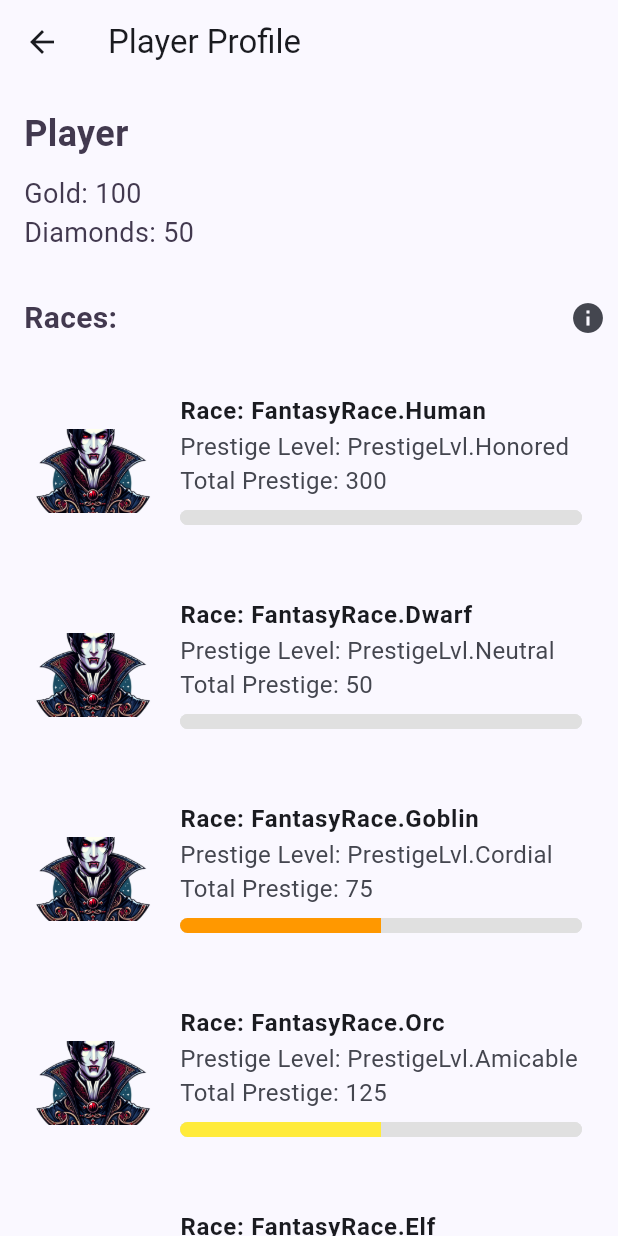
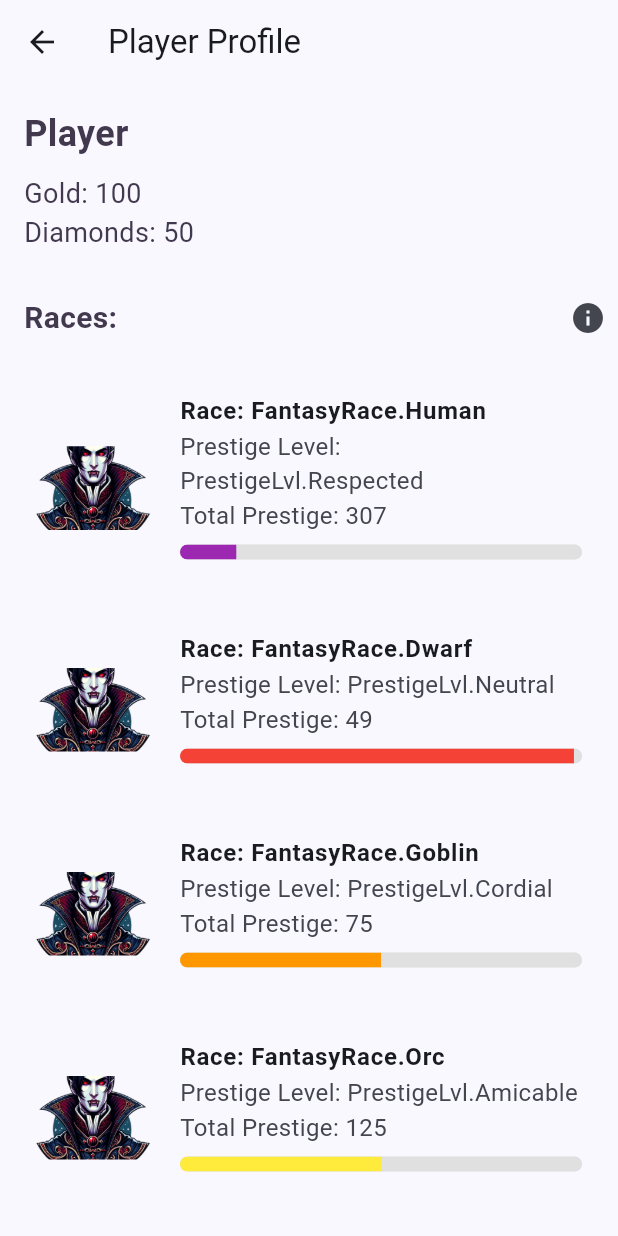
Before and after one commit to ihashand/Idle_Tavern_Rpg, a Flutter app: the ProfileScreen screen opened directly, on a phone screen of 412 x 824 dp. Run offline on Flutter 3.47's test engine with Material 2 defaults, Android fonts, the phone set to English and light mode, and no system bars; our stand-ins replace audioplayers, easy_localization, firebase_core, go_router, google_mobile_ads, in_app_purchase and 1 more; missing offline and left inert: games_services; accounts and stored records are empty.

Commit message:
Update race.dart

```diff
--- a/lib/src/temporary_database/profile/data/race.dart
+++ b/lib/src/temporary_database/profile/data/race.dart
@@ -2,12 +2,12 @@ import 'package:game_template/constants/fantasy_race.dart';
 import 'package:game_template/src/temporary_database/profile/models/race.dart';
 
 final List<Race> fantasyRaces = [
-  Race(FantasyRace.Human, 300, "assets/images/race/vampire.png"),
-  Race(FantasyRace.Dwarf, 50, "assets/images/race/vampire.png"),
+  Race(FantasyRace.Human, 307, "assets/images/race/vampire.png"),
+  Race(FantasyRace.Dwarf, 49, "assets/images/race/vampire.png"),
   Race(FantasyRace.Goblin, 75, "assets/images/race/vampire.png"),
   Race(FantasyRace.Orc, 125, "assets/images/race/vampire.png"),
   Race(FantasyRace.Elf, 80, "assets/images/race/vampire.png"),
   Race(FantasyRace.Centaur, 117, "assets/images/race/vampire.png"),
   Race(FantasyRace.Werewolf, 90, "assets/images/race/werewolf.png"),
-  Race(FantasyRace.Vampire, 250, "assets/images/race/vampire.png"),
+  Race(FantasyRace.Vampire, 253, "assets/images/race/vampire.png"),
 ];
```
